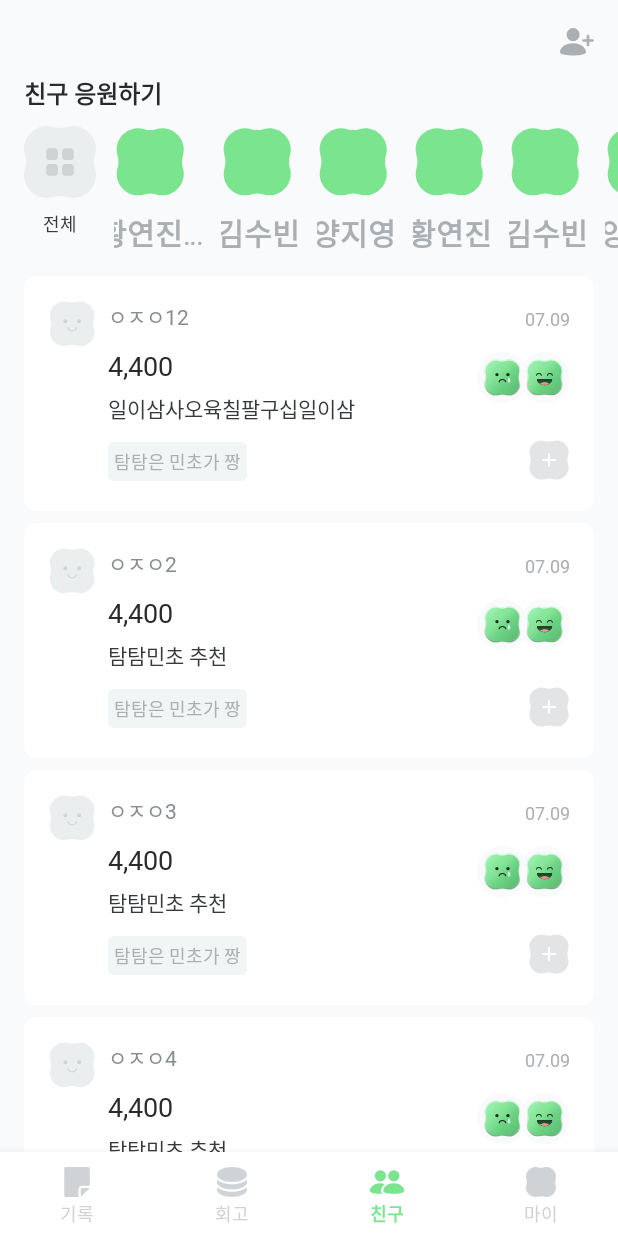
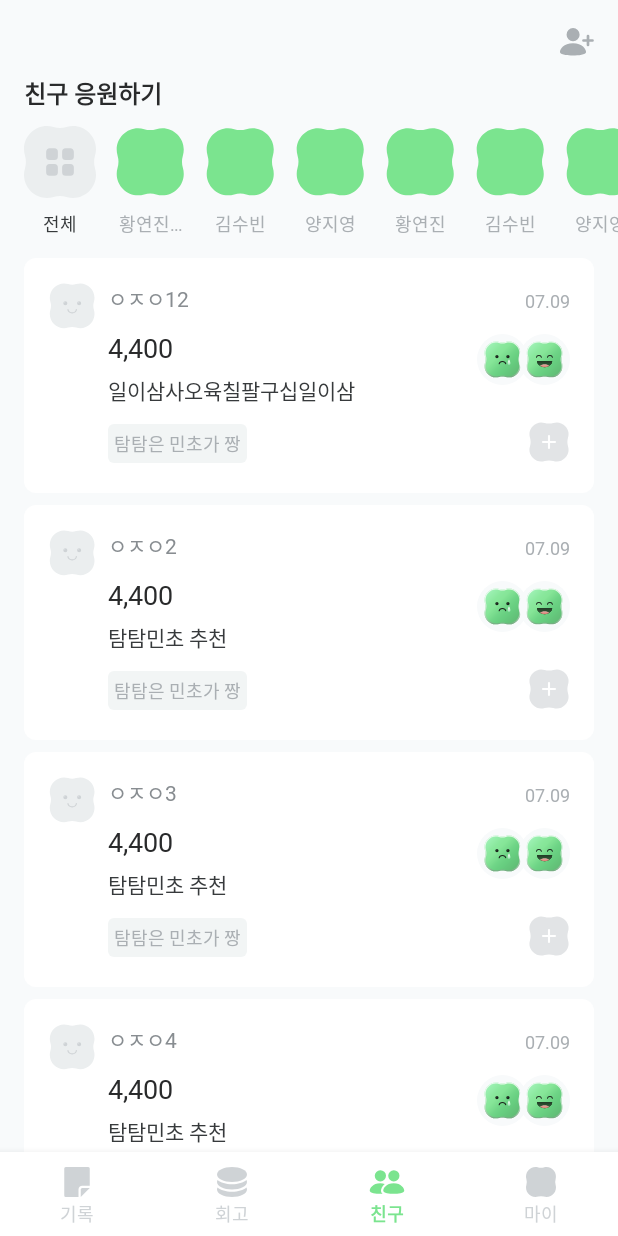
Before and after one commit to TeamPOME/POME-Android, an Android app: the screen it shows after launch (MainActivity), item 3 of the bottom bar chosen, on a phone screen of 412 x 824 dp. Run offline under Robolectric (Android 15) with nearby library versions, the phone set to English and light mode, and no system bars; our stand-ins replace Dagger/Hilt's generated code, Timber, data binding.

Commit message:
[feature/#18] 커밋 오류 해결

```diff
--- a/app/src/main/res/layout/item_friend_profile_list.xml
+++ b/app/src/main/res/layout/item_friend_profile_list.xml
@@ -18,7 +18,7 @@
         android:layout_width="wrap_content"
         android:layout_height="wrap_content"
         android:layout_marginTop="8dp"
-        style="@style/PomeB20"
+        style="@style/PomeM12"
         android:maxEms="3"
         android:maxLines="1"
         android:ellipsize="end"
```
Also changed, not shown: app/src/main/res/layout/fragment_friends_bottom_sheet.xml (added, +14 -0 lines).
